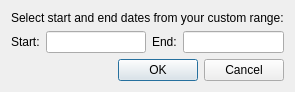
The window that qt/ui/custom_date_range_panel.ui (Mouchnino/moneyguru) describes before a commit, drawn with Qt 5.
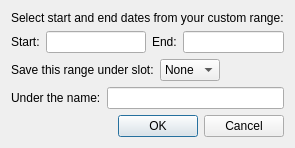
The same window after the commit. Custom widgets are drawn as their Qt base class.

Commit message: [#115 state:fixed] Added the ability to save custom date ranges.

What changed in the file:
```diff
--- a/qt/ui/custom_date_range_panel.ui
+++ b/qt/ui/custom_date_range_panel.ui
@@ -16,35 +16,114 @@
   <property name="modal">
    <bool>true</bool>
   </property>
-  <layout class="QGridLayout" name="gridLayout">
-   <item row="0" column="0" colspan="4">
+  <layout class="QVBoxLayout" name="verticalLayout">
+   <item>
     <widget class="QLabel" name="label">
      <property name="text">
       <string>Select start and end dates from your custom range:</string>
      </property>
     </widget>
    </item>
-   <item row="1" column="0">
+   <item>
+    <layout class="QHBoxLayout" name="horizontalLayout">
+     <item>
     <widget class="QLabel" name="label_2">
      <property name="text">
       <string>Start:</string>
      </property>
     </widget>
    </item>
-   <item row="1" column="1">
+     <item>
     <widget class="DateEdit" name="startDateEdit"/>
    </item>
-   <item row="1" column="2">
+     <item>
     <widget class="QLabel" name="label_3">
      <property name="text">
       <string>End:</string>
      </property>
     </widget>
    </item>
-   <item row="1" column="3">
+     <item>
     <widget class="DateEdit" name="endDateEdit"/>
    </item>
-   <item row="2" column="0" colspan="4">
+    </layout>
+   </item>
+   <item>
+    <layout class="QHBoxLayout" name="horizontalLayout_2">
+     <item>
+      <widget class="QLabel" name="label_4">
+       <property name="text">
+        <string>Save this range under slot:</string>
+       </property>
+      </widget>
+     </item>
+     <item>
+      <widget class="QComboBox" name="slotIndexComboBox">
+       <property name="sizePolicy">
+        <sizepolicy hsizetype="Maximum" vsizetype="Fixed">
+         <horstretch>0</horstretch>
+         <verstretch>0</verstretch>
+        </sizepolicy>
+       </property>
+       <item>
+        <property name="text">
+         <string>None</string>
+        </property>
+       </item>
+       <item>
+        <property name="text">
+         <string>#1</string>
+        </property>
+       </item>
+       <item>
+        <property name="text">
+         <string>#2</string>
+        </property>
+       </item>
+       <item>
+        <property name="text">
+         <string>#3</string>
+        </property>
+       </item>
+      </widget>
+     </item>
+     <item>
+      <spacer name="horizontalSpacer">
+       <property name="orientation">
+        <enum>Qt::Horizontal</enum>
+       </property>
+       <property name="sizeHint" stdset="0">
+        <size>
+         <width>40</width>
+         <height>20</height>
+        </size>
+       </property>
+      </spacer>
+     </item>
+    </layout>
+   </item>
+   <item>
+    <layout class="QHBoxLayout" name="horizontalLayout_3">
+     <item>
+      <widget class="QLabel" name="label_5">
+       <property name="text">
+        <string>Under the name:</string>
+       </property>
+      </widget>
+     </item>
+     <item>
+      <widget class="QLineEdit" name="slotNameEdit">
+       <property name="sizePolicy">
+        <sizepolicy hsizetype="MinimumExpanding" vsizetype="Fixed">
+         <horstretch>0</horstretch>
+         <verstretch>0</verstretch>
+        </sizepolicy>
+       </property>
+      </widget>
+     </item>
+    </layout>
+   </item>
+   <item>
     <widget class="QDialogButtonBox" name="buttonBox">
      <property name="orientation">
       <enum>Qt::Horizontal</enum>
```
Lines whose indentation alone changed are shown as unchanged. The commit also changes 28 other files.
